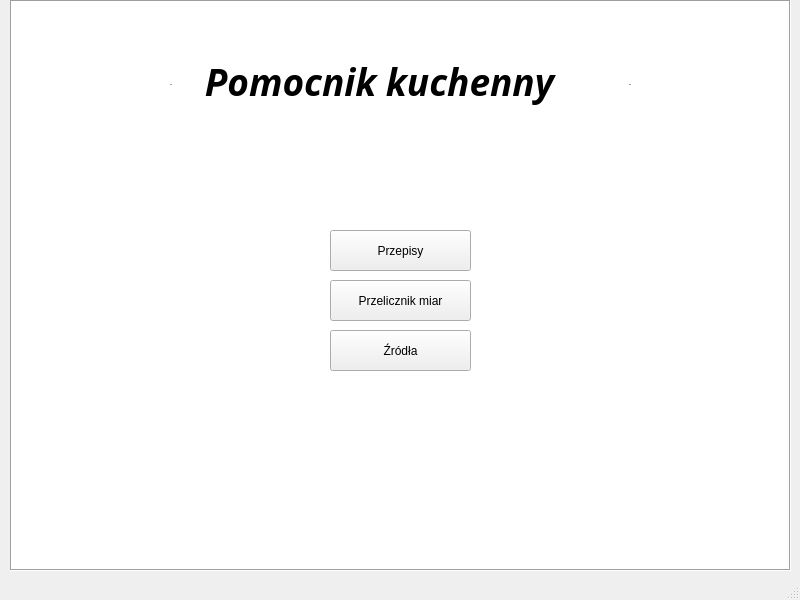
Old version of the form ksiazka/mainwindow.ui in the repository DzInS2/ksiazka.
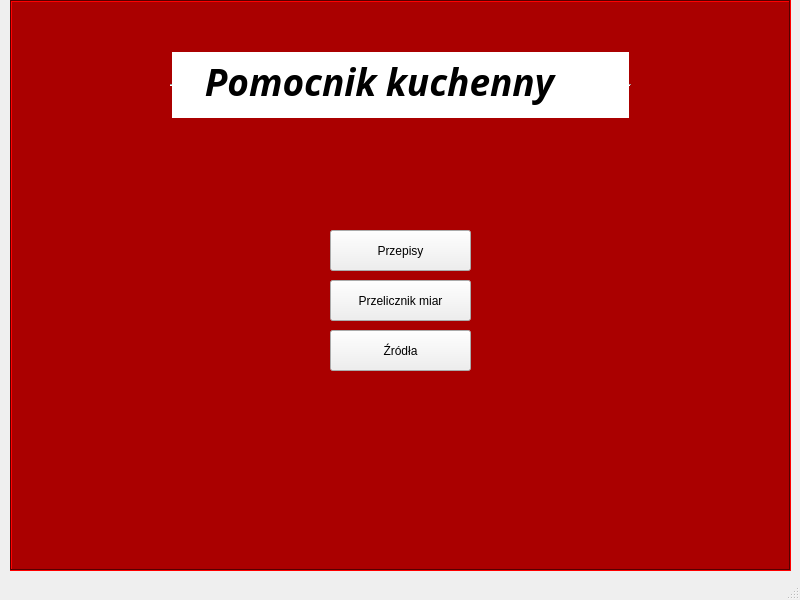
New version of the form.

Patch:
```diff
--- a/ksiazka/mainwindow.ui
+++ b/ksiazka/mainwindow.ui
@@ -65,6 +65,448 @@
       <height>571</height>
      </rect>
     </property>
+    <property name="palette">
+     <palette>
+      <active>
+       <colorrole role="WindowText">
+        <brush brushstyle="SolidPattern">
+         <color alpha="255">
+          <red>170</red>
+          <green>0</green>
+          <blue>0</blue>
+         </color>
+        </brush>
+       </colorrole>
+       <colorrole role="Button">
+        <brush brushstyle="SolidPattern">
+         <color alpha="255">
+          <red>170</red>
+          <green>0</green>
+          <blue>0</blue>
+         </color>
+        </brush>
+       </colorrole>
+       <colorrole role="Light">
+        <brush brushstyle="SolidPattern">
+         <color alpha="255">
+          <red>255</red>
+          <green>0</green>
+          <blue>0</blue>
+         </color>
+        </brush>
+       </colorrole>
+       <colorrole role="Midlight">
+        <brush brushstyle="SolidPattern">
+         <color alpha="255">
+          <red>212</red>
+          <green>0</green>
+          <blue>0</blue>
+         </color>
+        </brush>
+       </colorrole>
+       <colorrole role="Dark">
+        <brush brushstyle="SolidPattern">
+         <color alpha="255">
+          <red>85</red>
+          <green>0</green>
+          <blue>0</blue>
+         </color>
+        </brush>
+       </colorrole>
+       <colorrole role="Mid">
+        <brush brushstyle="SolidPattern">
+         <color alpha="255">
+          <red>113</red>
+          <green>0</green>
+          <blue>0</blue>
+         </color>
+        </brush>
+       </colorrole>
+       <colorrole role="Text">
+        <brush brushstyle="SolidPattern">
+         <color alpha="255">
+          <red>0</red>
+          <green>0</green>
+          <blue>0</blue>
+         </color>
+        </brush>
+       </colorrole>
+       <colorrole role="BrightText">
+        <brush brushstyle="SolidPattern">
+         <color alpha="255">
+          <red>170</red>
+          <green>0</green>
+          <blue>0</blue>
+         </color>
+        </brush>
+       </colorrole>
+       <colorrole role="ButtonText">
+        <brush brushstyle="SolidPattern">
+         <color alpha="255">
+          <red>0</red>
+          <green>0</green>
+          <blue>0</blue>
+         </color>
+        </brush>
+       </colorrole>
+       <colorrole role="Base">
+        <brush brushstyle="SolidPattern">
+         <color alpha="255">
+          <red>170</red>
+          <green>0</green>
+          <blue>0</blue>
+         </color>
+        </brush>
+       </colorrole>
+       <colorrole role="Window">
+        <brush brushstyle="SolidPattern">
+         <color alpha="255">
+          <red>170</red>
+          <green>0</green>
+          <blue>0</blue>
+         </color>
+        </brush>
+       </colorrole>
+       <colorrole role="Shadow">
+        <brush brushstyle="SolidPattern">
+         <color alpha="255">
+          <red>170</red>
+          <green>0</green>
+          <blue>0</blue>
+         </color>
+        </brush>
+       </colorrole>
+       <colorrole role="AlternateBase">
+        <brush brushstyle="SolidPattern">
+         <color alpha="255">
+          <red>212</red>
+          <green>127</green>
+          <blue>127</blue>
+         </color>
+        </brush>
+       </colorrole>
+       <colorrole role="ToolTipBase">
+        <brush brushstyle="SolidPattern">
+         <color alpha="255">
+          <red>255</red>
+          <green>255</green>
+          <blue>220</blue>
+         </color>
+        </brush>
+       </colorrole>
+       <colorrole role="ToolTipText">
+        <brush brushstyle="SolidPattern">
+         <color alpha="255">
+          <red>0</red>
+          <green>0</green>
+          <blue>0</blue>
+         </color>
+        </brush>
+       </colorrole>
+       <colorrole role="PlaceholderText">
+        <brush brushstyle="SolidPattern">
+         <color alpha="128">
+          <red>0</red>
+          <green>0</green>
+          <blue>0</blue>
+         </color>
+        </brush>
+       </colorrole>
+      </active>
+      <inactive>
+       <colorrole role="WindowText">
+        <brush brushstyle="SolidPattern">
+         <color alpha="255">
+          <red>170</red>
+          <green>0</green>
+          <blue>0</blue>
+         </color>
+        </brush>
+       </colorrole>
+       <colorrole role="Button">
+        <brush brushstyle="SolidPattern">
+         <color alpha="255">
+          <red>170</red>
+          <green>0</green>
+          <blue>0</blue>
+         </color>
+        </brush>
+       </colorrole>
+       <colorrole role="Light">
+        <brush brushstyle="SolidPattern">
+         <color alpha="255">
+          <red>255</red>
+          <green>0</green>
+          <blue>0</blue>
+         </color>
+        </brush>
+       </colorrole>
+       <colorrole role="Midlight">
+        <brush brushstyle="SolidPattern">
+         <color alpha="255">
+          <red>212</red>
+          <green>0</green>
+          <blue>0</blue>
+         </color>
+        </brush>
+       </colorrole>
+       <colorrole role="Dark">
+        <brush brushstyle="SolidPattern">
+         <color alpha="255">
+          <red>85</red>
+          <green>0</green>
+          <blue>0</blue>
+         </color>
+        </brush>
+       </colorrole>
+       <colorrole role="Mid">
+        <brush brushstyle="SolidPattern">
+         <color alpha="255">
+          <red>113</red>
+          <green>0</green>
+          <blue>0</blue>
+         </color>
+        </brush>
+       </colorrole>
+       <colorrole role="Text">
+        <brush brushstyle="SolidPattern">
+         <color alpha="255">
+          <red>0</red>
+          <green>0</green>
+          <blue>0</blue>
+         </color>
+        </brush>
+       </colorrole>
+       <colorrole role="BrightText">
+        <brush brushstyle="SolidPattern">
+         <color alpha="255">
+          <red>170</red>
+          <green>0</green>
+          <blue>0</blue>
+         </color>
+        </brush>
+       </colorrole>
+       <colorrole role="ButtonText">
+        <brush brushstyle="SolidPattern">
+         <color alpha="255">
+          <red>0</red>
+          <green>0</green>
+          <blue>0</blue>
+         </color>
+        </brush>
+       </colorrole>
+       <colorrole role="Base">
+        <brush brushstyle="SolidPattern">
+         <color alpha="255">
+          <red>170</red>
+          <green>0</green>
+          <blue>0</blue>
+         </color>
+        </brush>
+       </colorrole>
+       <colorrole role="Window">
+        <brush brushstyle="SolidPattern">
+         <color alpha="255">
+          <red>170</red>
+          <green>0</green>
+          <blue>0</blue>
+         </color>
+        </brush>
+       </colorrole>
+       <colorrole role="Shadow">
+        <brush brushstyle="SolidPattern">
+         <color alpha="255">
+          <red>170</red>
+          <green>0</green>
+          <blue>0</blue>
+         </color>
+        </brush>
+       </colorrole>
+       <colorrole role="AlternateBase">
+        <brush brushstyle="SolidPattern">
+         <color alpha="255">
+          <red>212</red>
+          <green>127</green>
+          <blue>127</blue>
+         </color>
+        </brush>
+       </colorrole>
+       <colorrole role="ToolTipBase">
+        <brush brushstyle="SolidPattern">
+         <color alpha="255">
+          <red>255</red>
+          <green>255</green>
+          <blue>220</blue>
+         </color>
+        </brush>
+       </colorrole>
+       <colorrole role="ToolTipText">
+        <brush brushstyle="SolidPattern">
+         <color alpha="255">
+          <red>0</red>
+          <green>0</green>
+          <blue>0</blue>
+         </color>
+        </brush>
+       </colorrole>
+       <colorrole role="PlaceholderText">
+        <brush brushstyle="SolidPattern">
+         <color alpha="128">
+          <red>0</red>
+          <green>0</green>
+          <blue>0</blue>
+         </color>
+        </brush>
+       </colorrole>
+      </inactive>
+      <disabled>
+       <colorrole role="WindowText">
+        <brush brushstyle="SolidPattern">
+         <color alpha="255">
+          <red>85</red>
+          <green>0</green>
+          <blue>0</blue>
+         </color>
+        </brush>
+       </colorrole>
+       <colorrole role="Button">
+        <brush brushstyle="SolidPattern">
+         <color alpha="255">
+          <red>170</red>
+          <green>0</green>
+          <blue>0</blue>
+         </color>
+        </brush>
+       </colorrole>
+       <colorrole role="Light">
+        <brush brushstyle="SolidPattern">
+         <color alpha="255">
+          <red>255</red>
+          <green>0</green>
+          <blue>0</blue>
+         </color>
+        </brush>
+       </colorrole>
+       <colorrole role="Midlight">
+        <brush brushstyle="SolidPattern">
+         <color alpha="255">
+          <red>212</red>
+          <green>0</green>
+          <blue>0</blue>
+         </color>
+        </brush>
+       </colorrole>
+       <colorrole role="Dark">
+        <brush brushstyle="SolidPattern">
+         <color alpha="255">
+          <red>85</red>
+          <green>0</green>
+          <blue>0</blue>
+         </color>
+        </brush>
+       </colorrole>
+       <colorrole role="Mid">
+        <brush brushstyle="SolidPattern">
+         <color alpha="255">
+          <red>113</red>
+          <green>0</green>
+          <blue>0</blue>
+         </color>
+        </brush>
+       </colorrole>
+       <colorrole role="Text">
+        <brush brushstyle="SolidPattern">
+         <color alpha="255">
+          <red>85</red>
+          <green>0</green>
+          <blue>0</blue>
+         </color>
+        </brush>
+       </colorrole>
+       <colorrole role="BrightText">
+        <brush brushstyle="SolidPattern">
+         <color alpha="255">
+          <red>170</red>
+          <green>0</green>
+          <blue>0</blue>
+         </color>
+        </brush>
+       </colorrole>
+       <colorrole role="ButtonText">
+        <brush brushstyle="SolidPattern">
+         <color alpha="255">
+          <red>85</red>
+          <green>0</green>
+          <blue>0</blue>
+         </color>
+        </brush>
+       </colorrole>
+       <colorrole role="Base">
+        <brush brushstyle="SolidPattern">
+         <color alpha="255">
+          <red>170</red>
+          <green>0</green>
+          <blue>0</blue>
+         </color>
+        </brush>
+       </colorrole>
+       <colorrole role="Window">
+        <brush brushstyle="SolidPattern">
+         <color alpha="255">
+          <red>170</red>
+          <green>0</green>
+          <blue>0</blue>
+         </color>
+        </brush>
+       </colorrole>
+       <colorrole role="Shadow">
+        <brush brushstyle="SolidPattern">
+         <color alpha="255">
+          <red>170</red>
+          <green>0</green>
+          <blue>0</blue>
+         </color>
+        </brush>
+       </colorrole>
+       <colorrole role="AlternateBase">
+        <brush brushstyle="SolidPattern">
+         <color alpha="255">
+          <red>170</red>
+          <green>0</green>
+          <blue>0</blue>
+         </color>
+        </brush>
+       </colorrole>
+       <colorrole role="ToolTipBase">
+        <brush brushstyle="SolidPattern">
+         <color alpha="255">
+          <red>255</red>
+          <green>255</green>
+          <blue>220</blue>
+         </color>
+        </brush>
+       </colorrole>
+       <colorrole role="ToolTipText">
+        <brush brushstyle="SolidPattern">
+         <color alpha="255">
+          <red>0</red>
+          <green>0</green>
+          <blue>0</blue>
+         </color>
+        </brush>
+       </colorrole>
+       <colorrole role="PlaceholderText">
+        <brush brushstyle="SolidPattern">
+         <color alpha="128">
+          <red>0</red>
+          <green>0</green>
+          <blue>0</blue>
+         </color>
+        </brush>
+       </colorrole>
+      </disabled>
+     </palette>
+    </property>
     <property name="frameShape">
      <enum>QFrame::Box</enum>
     </property>
```
Left out of the diff: 6 changed lines with no effect on the pictures.
